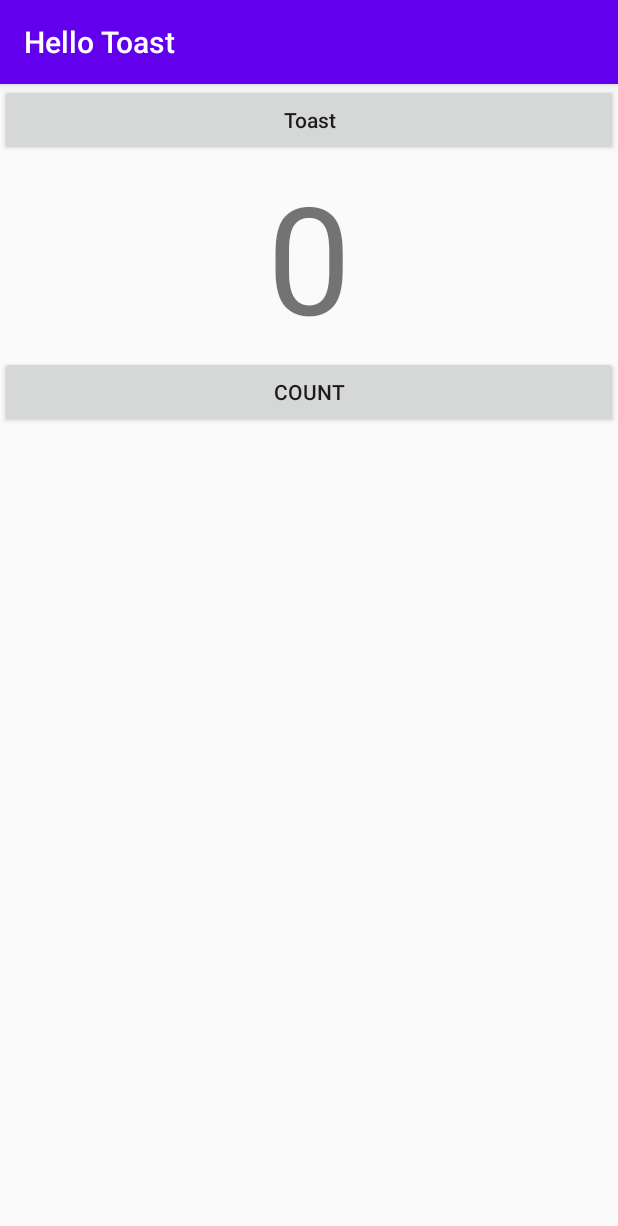
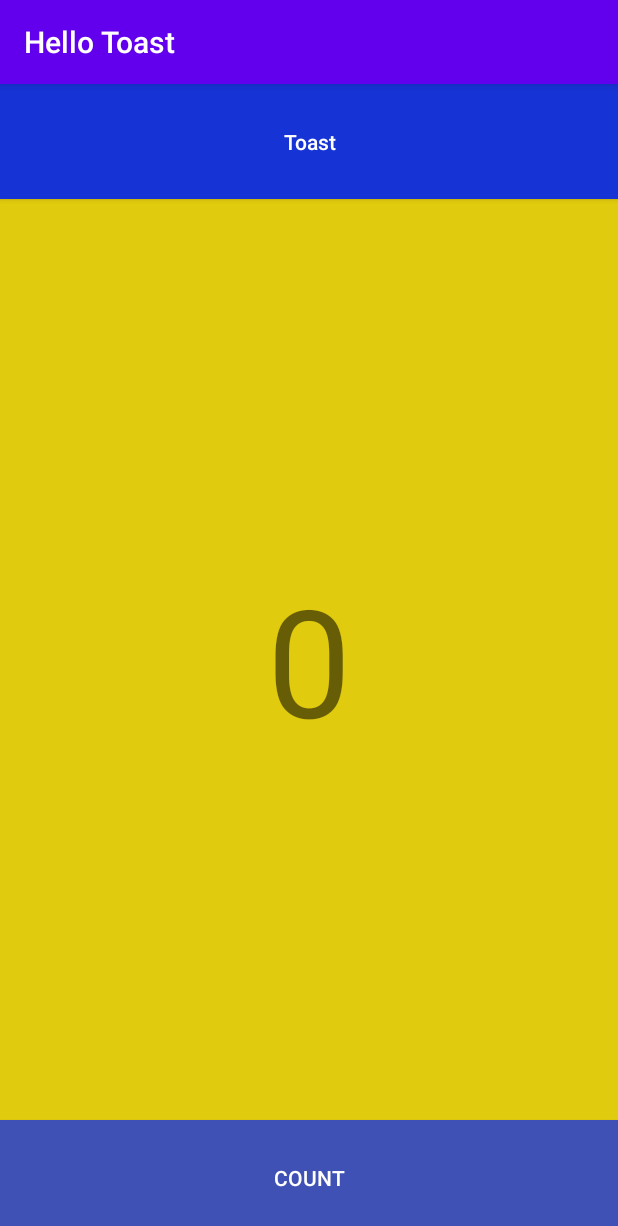
Before and after one commit to AP-Skill-Development-Corporation/AAD-STP-BATCH-13, an Android app: the screen it shows after launch (MainActivity), on a phone screen of 412 x 824 dp. Shown: the top 1226 px of the screen. Run offline under Robolectric (Android 15) with nearby library versions, the phone set to English and light mode, and no system bars.

Commit message:
Day 4 final Hello Toast app Project

```diff
--- a/HelloToast/app/src/main/java/com/muneiah/hellotoast/MainActivity.java
+++ b/HelloToast/app/src/main/java/com/muneiah/hellotoast/MainActivity.java
@@ -1,8 +1,10 @@
 package com.muneiah.hellotoast;
 
+import androidx.annotation.NonNull;
 import androidx.appcompat.app.AppCompatActivity;
 
 import android.os.Bundle;
+import android.os.PersistableBundle;
 import android.view.View;
 import android.widget.Button;
 import android.widget.TextView;
@@ -19,6 +21,12 @@ int c=0;
         mTextView=findViewById(R.id.tv);
         t_button=findViewById(R.id.toast_button);
         c_button=findViewById(R.id.count_button);
+        if (savedInstanceState!=null && savedInstanceState.containsKey("key_name")){
+          c= savedInstanceState.getInt("key_name");
+          mTextView.setText(String.valueOf(c));
+
+        }
+
        t_button.setOnClickListener(new View.OnClickListener() {
            @Override
            public void onClick(View v) {
@@ -34,4 +42,10 @@ int c=0;
            }
        });
     }
+
+    @Override
+    public void onSaveInstanceState(@NonNull Bundle outState) {
+        super.onSaveInstanceState(outState);
+        outState.putInt("key_name",c);
+    }
 }
--- a/HelloToast/app/src/main/res/layout/activity_main.xml
+++ b/HelloToast/app/src/main/res/layout/activity_main.xml
@@ -3,25 +3,36 @@
     android:layout_width="match_parent"
     android:layout_height="match_parent"
     android:orientation="vertical"
-    xmlns:android="http://schemas.android.com/apk/res/android" >
+    android:weightSum="10"
+    xmlns:android="http://schemas.android.com/apk/res/android"
+    >
 
     <Button
         android:layout_width="match_parent"
-        android:layout_height="wrap_content"
+        android:layout_height="0dp"
+        android:layout_weight="1"
         android:text="Toast"
+        android:background="#1633D5"
+        android:textColor="#fff"
+
         android:id="@+id/toast_button"
          android:textAllCaps="false"/>
     <TextView
         android:layout_width="match_parent"
-        android:layout_height="wrap_content"
+        android:layout_height="0dp"
+        android:layout_weight="8"
         android:text="0"
         android:id="@+id/tv"
+        android:background="#E1CB0E"
         android:gravity="center"
         android:textSize="100dp"
         />
     <Button
         android:id="@+id/count_button"
         android:layout_width="match_parent"
-        android:layout_height="wrap_content"
+        android:layout_height="0dp"
+        android:layout_weight="1"
+        android:background="#3F51B5"
+        android:textColor="#fff"
         android:text="Count"/>
 </LinearLayout>
```
